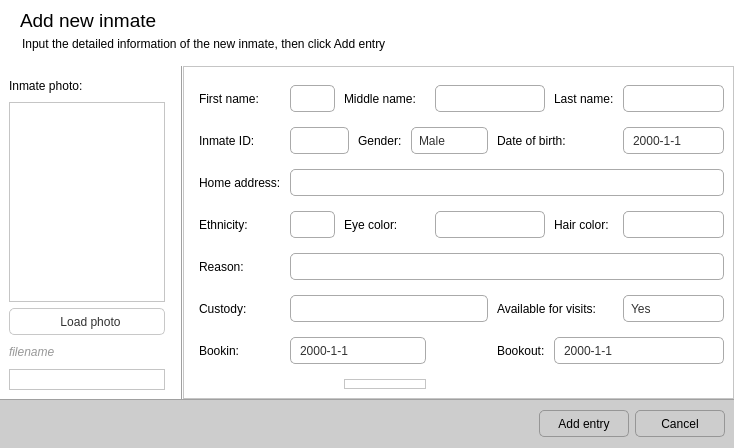
Above: newinmateform.ui from NCNM/PMS_01 before the change. Below: the same form after it.
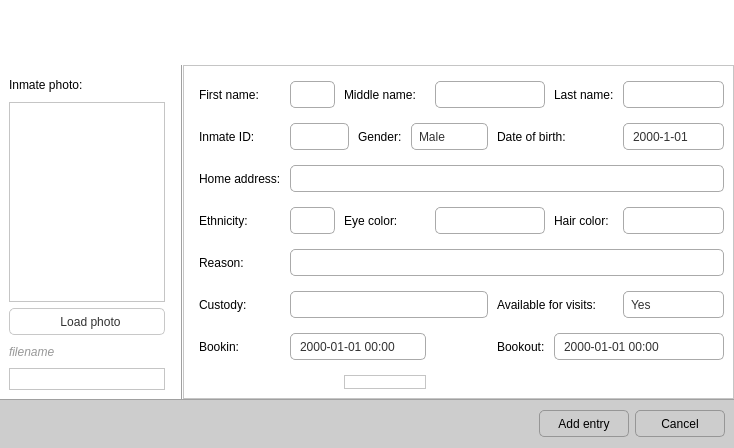
That is the form after the change. Icons and pictures are not drawn.

```diff
--- a/newinmateform.ui
+++ b/newinmateform.ui
@@ -39,7 +39,7 @@
       <bool>true</bool>
      </property>
      <property name="sizePolicy">
-      <sizepolicy hsizetype="Minimum" vsizetype="Preferred">
+      <sizepolicy hsizetype="Expanding" vsizetype="Maximum">
        <horstretch>0</horstretch>
        <verstretch>0</verstretch>
       </sizepolicy>
@@ -47,13 +47,13 @@
      <property name="minimumSize">
       <size>
        <width>0</width>
-       <height>66</height>
+       <height>65</height>
       </size>
      </property>
      <property name="maximumSize">
       <size>
-       <width>16777215</width>
-       <height>66</height>
+       <width>734</width>
+       <height>65</height>
       </size>
      </property>
      <property name="styleSheet">
@@ -63,7 +63,7 @@
 }</string>
      </property>
      <property name="frameShape">
-      <enum>QFrame::Panel</enum>
+      <enum>QFrame::NoFrame</enum>
      </property>
      <property name="frameShadow">
       <enum>QFrame::Plain</enum>
@@ -71,48 +71,6 @@
      <property name="lineWidth">
       <number>0</number>
      </property>
-     <widget class="QLabel" name="lblTitle">
-      <property name="geometry">
-       <rect>
-        <x>20</x>
-        <y>10</y>
-        <width>271</width>
-        <height>21</height>
-       </rect>
-      </property>
-      <property name="font">
-       <font>
-        <family>Segoe UI</family>
-        <pointsize>14</pointsize>
-       </font>
-      </property>
-      <property name="styleSheet">
-       <string notr="true">background-color: 0;
-color: rgb(0, 0, 0);
-background-image: 0;</string>
-      </property>
-      <property name="text">
-       <string>Add new inmate</string>
-      </property>
-     </widget>
-     <widget class="QLabel" name="lblSubtitle">
-      <property name="geometry">
-       <rect>
-        <x>22</x>
-        <y>36</y>
-        <width>391</width>
-        <height>16</height>
-       </rect>
-      </property>
-      <property name="styleSheet">
-       <string notr="true">background-color: 0;
-color: rgb(0, 0, 0);
-background-image: 0;</string>
-      </property>
-      <property name="text">
-       <string>Input the detailed information of the new inmate, then click Add entry</string>
-      </property>
-     </widget>
     </widget>
    </item>
    <item>
@@ -302,6 +260,9 @@
            <property name="text">
             <string>filename</string>
            </property>
+           <property name="wordWrap">
+            <bool>true</bool>
+           </property>
           </widget>
          </item>
          <item>
@@ -349,7 +310,7 @@
           <number>15</number>
          </property>
          <property name="topMargin">
-          <number>18</number>
+          <number>15</number>
          </property>
          <property name="horizontalSpacing">
           <number>9</number>
@@ -658,7 +619,7 @@
 </string>
            </property>
            <property name="displayFormat">
-            <string>yyyy-M-d</string>
+            <string>yyyy-M-dd</string>
            </property>
           </widget>
          </item>
@@ -976,158 +937,6 @@
            </property>
           </widget>
          </item>
-         <item row="6" column="1" colspan="4">
-          <widget class="QDateEdit" name="deBookin">
-           <property name="minimumSize">
-            <size>
-             <width>0</width>
-             <height>27</height>
-            </size>
-           </property>
-           <property name="styleSheet">
-            <string notr="true">QDateEdit {
-color: rgb(50, 50, 50);
-padding-left:7px;
-border-radius:5px;
-border: 1px solid rgb(170, 170, 170);
-background: qradialgradient(cx: 0.3, cy: -0.4,
-fx: 0.3, fy: -0.4,
-radius: 1.35, stop: 0 rgb(254, 254, 254), stop: 1 rgb(252, 252, 252));
-}
-
-QDateEdit:hover {
-border-radius:5px;
-border: 1px solid rgb(23, 120, 173);
-background-color: rgb(255, 255, 255);
-}
-
-QDateEdit:pressed {
-border-radius:5px;
-border: 1px solid #777777;
-}
-
-QDateEdit::down-button {
-	subcontrol-origin: padding;
-	subcontrol-position: bottom right;
-	width: 25px;
- 
-	border-top-right-radius: 1px;
-	border-bottom-right-radius: 1px;
-}
-
-QDateEdit::down-button:hover {
-	background-color: rgb(227, 227, 227);
-}
-
-
-QDateEdit::down-arrow {
-	image: url(:/images/scroll_down.png);
-}
-
-QDateEdit::up-button {
-	subcontrol-origin: padding;
-	subcontrol-position: top right;
-	width: 25px;
- 
-	border-top-right-radius: 1px;
-	border-bottom-right-radius: 1px;
-}
-
-QDateEdit::up-button:hover {
-	background-color: rgb(227, 227, 227);
-}
-
-QDateEdit::up-arrow {
-	image: url(:/images/scroll_up.png);
-}
-</string>
-           </property>
-           <property name="displayFormat">
-            <string>yyyy-M-d</string>
-           </property>
-          </widget>
-         </item>
-         <item row="7" column="2" colspan="3">
-          <widget class="QFrame" name="frame_7">
-           <property name="frameShape">
-            <enum>QFrame::StyledPanel</enum>
-           </property>
-           <property name="frameShadow">
-            <enum>QFrame::Raised</enum>
-           </property>
-          </widget>
-         </item>
-         <item row="6" column="7" colspan="2">
-          <widget class="QDateEdit" name="deBookout">
-           <property name="minimumSize">
-            <size>
-             <width>0</width>
-             <height>27</height>
-            </size>
-           </property>
-           <property name="styleSheet">
-            <string notr="true">QDateEdit {
-color: rgb(50, 50, 50);
-padding-left:7px;
-border-radius:5px;
-border: 1px solid rgb(170, 170, 170);
-background: qradialgradient(cx: 0.3, cy: -0.4,
-fx: 0.3, fy: -0.4,
-radius: 1.35, stop: 0 rgb(254, 254, 254), stop: 1 rgb(252, 252, 252));
-}
-
-QDateEdit:hover {
-border-radius:5px;
-border: 1px solid rgb(23, 120, 173);
-background-color: rgb(255, 255, 255);
-}
-
-QDateEdit:pressed {
-border-radius:5px;
-border: 1px solid #777777;
-}
-
-QDateEdit::down-button {
-	subcontrol-origin: padding;
-	subcontrol-position: bottom right;
-	width: 25px;
- 
-	border-top-right-radius: 1px;
-	border-bottom-right-radius: 1px;
-}
-
-QDateEdit::down-button:hover {
-	background-color: rgb(227, 227, 227);
-}
-
-
-QDateEdit::down-arrow {
-	image: url(:/images/scroll_down.png);
-}
-
-QDateEdit::up-button {
-	subcontrol-origin: padding;
-	subcontrol-position: top right;
-	width: 25px;
- 
-	border-top-right-radius: 1px;
-	border-bottom-right-radius: 1px;
-}
-
-QDateEdit::up-button:hover {
-	background-color: rgb(227, 227, 227);
-}
-
-QDateEdit::up-arrow {
-	image: url(:/images/scroll_up.png);
-}
-</string>
-           </property>
-           <property name="displayFormat">
-            <string>yyyy-M-d</string>
-           </property>
-          </widget>
-         </item>
          <item row="6" column="6">
           <widget class="QLabel" name="label_18">
            <property name="text">
@@ -1135,6 +944,158 @@
            </property>
           </widget>
          </item>
+         <item row="6" column="7" colspan="2">
+          <widget class="QDateTimeEdit" name="deBookout">
+           <property name="minimumSize">
+            <size>
+             <width>0</width>
+             <height>27</height>
+            </size>
+           </property>
+           <property name="styleSheet">
+            <string notr="true">QDateTimeEdit {
+color: rgb(50, 50, 50);
+padding-left:7px;
+border-radius:5px;
+border: 1px solid rgb(170, 170, 170);
+background: qradialgradient(cx: 0.3, cy: -0.4,
+fx: 0.3, fy: -0.4,
+radius: 1.35, stop: 0 rgb(254, 254, 254), stop: 1 rgb(252, 252, 252));
+}
+
+QDateTimeEdit:hover {
+border-radius:5px;
+border: 1px solid rgb(23, 120, 173);
+background-color: rgb(255, 255, 255);
+}
+
+QDateTimeEdit:pressed {
+border-radius:5px;
+border: 1px solid #777777;
+}
+
+QDateTimeEdit::down-button {
+	subcontrol-origin: padding;
+	subcontrol-position: bottom right;
+	width: 25px;
+ 
+	border-top-right-radius: 1px;
+	border-bottom-right-radius: 1px;
+}
+
+QDateTimeEdit::down-button:hover {
+	background-color: rgb(227, 227, 227);
+}
+
+
+QDateTimeEdit::down-arrow {
+	image: url(:/images/scroll_down.png);
+}
+
+QDateTimeEdit::up-button {
+	subcontrol-origin: padding;
+	subcontrol-position: top right;
+	width: 25px;
+ 
+	border-top-right-radius: 1px;
+	border-bottom-right-radius: 1px;
+}
+
+QDateTimeEdit::up-button:hover {
+	background-color: rgb(227, 227, 227);
+}
+
+QDateTimeEdit::up-arrow {
+	image: url(:/images/scroll_up.png);
+}
+</string>
+           </property>
+           <property name="displayFormat">
+            <string>yyyy-MM-dd HH:mm</string>
+           </property>
+          </widget>
+         </item>
+         <item row="7" column="2" colspan="3">
+          <widget class="QFrame" name="frame_7">
+           <property name="frameShape">
+            <enum>QFrame::StyledPanel</enum>
+           </property>
+           <property name="frameShadow">
+            <enum>QFrame::Raised</enum>
+           </property>
+          </widget>
+         </item>
+         <item row="6" column="1" colspan="4">
+          <widget class="QDateTimeEdit" name="deBookin">
+           <property name="minimumSize">
+            <size>
+             <width>0</width>
+             <height>27</height>
+            </size>
+           </property>
+           <property name="styleSheet">
+            <string notr="true">QDateTimeEdit {
+color: rgb(50, 50, 50);
+padding-left:7px;
+border-radius:5px;
+border: 1px solid rgb(170, 170, 170);
+background: qradialgradient(cx: 0.3, cy: -0.4,
+fx: 0.3, fy: -0.4,
+radius: 1.35, stop: 0 rgb(254, 254, 254), stop: 1 rgb(252, 252, 252));
+}
+
+QDateTimeEdit:hover {
+border-radius:5px;
+border: 1px solid rgb(23, 120, 173);
+background-color: rgb(255, 255, 255);
+}
+
+QDateTimeEdit:pressed {
+border-radius:5px;
+border: 1px solid #777777;
+}
+
+QDateTimeEdit::down-button {
+	subcontrol-origin: padding;
+	subcontrol-position: bottom right;
+	width: 25px;
+ 
+	border-top-right-radius: 1px;
+	border-bottom-right-radius: 1px;
+}
+
+QDateTimeEdit::down-button:hover {
+	background-color: rgb(227, 227, 227);
+}
+
+
+QDateTimeEdit::down-arrow {
+	image: url(:/images/scroll_down.png);
+}
+
+QDateTimeEdit::up-button {
+	subcontrol-origin: padding;
+	subcontrol-position: top right;
+	width: 25px;
+ 
+	border-top-right-radius: 1px;
+	border-bottom-right-radius: 1px;
+}
+
+QDateTimeEdit::up-button:hover {
+	background-color: rgb(227, 227, 227);
+}
+
+QDateTimeEdit::up-arrow {
+	image: url(:/images/scroll_up.png);
+}
+</string>
+           </property>
+           <property name="displayFormat">
+            <string>yyyy-MM-dd HH:mm</string>
+           </property>
+          </widget>
+         </item>
         </layout>
         <zorder>label_12</zorder>
         <zorder>label_4</zorder>
```
Left out of the diff: 8 changed lines with no effect on the pictures.
